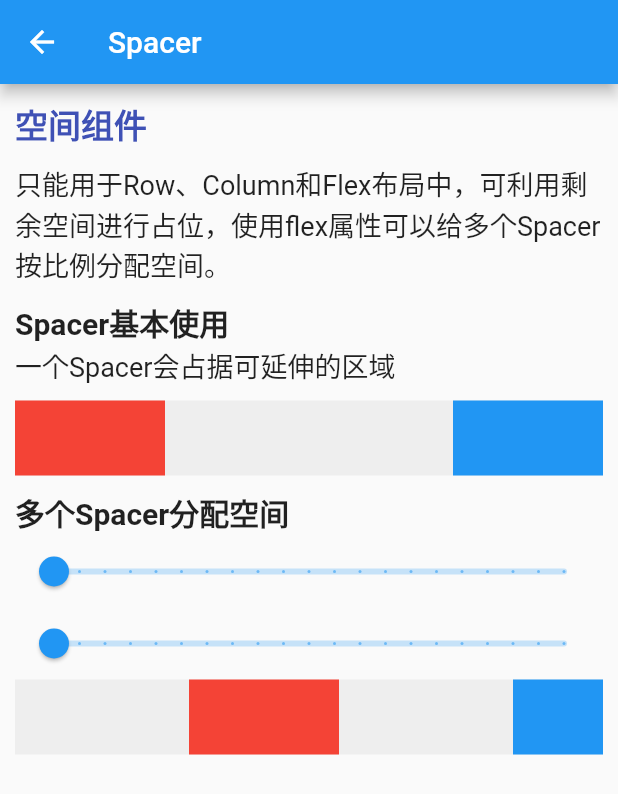
After one commit to PatrickStarM/flutter_learning, a Flutter app: the SpaceWidget screen opened by its route, on a phone screen of 412 x 824 dp. The commit adds this screen. Shown: the top 794 px of the screen. Run offline on Flutter 3.47's test engine with Material 2 defaults, Android fonts, the phone set to English and light mode, and no system bars; our stand-ins replace date_format; network calls fail.

Commit message:
feat: flutter组件学习4

```diff
--- a/flutter_demo/lib/common/data.dart
+++ b/flutter_demo/lib/common/data.dart
@@ -55,8 +55,15 @@ final statelessList = <ContainerInfo>[
       '/useraccountdrawerheader'),
   ContainerInfo('ButtonWidget', '各类Button组件', '/button'),
   ContainerInfo('CardWidget', '卡片组件，基于Material组件实现，用于将单个组件卡片化。', '/card'),
-  ContainerInfo(
-      'VisiblityWidget', '显隐组件，控制一个组件显示或隐藏，可设置隐藏后的占位组件。', '/visiblity'),
+  ContainerInfo('VisiblityWidget', '显隐组件，控制一个组件显示或隐藏，可设置隐藏后的占位组件。', '/visiblity'),
+  ContainerInfo('AboutListTileWidget', '一个点击条目，点击时可以弹出应用相关信息，可指定应用图标、应用名、应用版本号等信息和内部的子组件列表。', '/aboutlisttile'),
+  ContainerInfo('AlertDialogWidget', '一个通用的对话框结构，可指定头、中、尾处的组件。拥有标题、内容的文字样式和边距、影深、形状等属性。', '/alertdialog'),
+  ContainerInfo('CheckboxListTileWidget', 'Flutter提供的一个通用列表条目结构，为左中结构，尾部是一个CheckBox。相应位置可插入组件，可以很方便的应对特定的条目。', '/checkboxlisttile'),
+  ContainerInfo('GridTileWidget', 'Flutter提供的一个通用列表条目结构，可指定头、尾、子组件，常用于网格列表', '/gridtile'),
+  ContainerInfo('ListTileWidget', 'Flutter提供的一个通用列表条目结构，为左中右结构。相应位置可插入组件，可以很方便的应对特定的条目。', '/listtile'),
+  ContainerInfo('RadioListTileWidget', 'Flutter提供的一个通用列表条目结构，为左中结构，尾部是一个Radio，相应位置可插入组件，可以很方便地应对特定的条目', '/radiolisttile'),
+  ContainerInfo('SpaceWidget', '只能用于Row、Column和Flex布局中，可利用剩余空间进行占位，使用flex属性可以给多个Spacer按比例分配空间。', '/space'),
+  ContainerInfo('SwitchListTileWidget', 'Flutter提供的一个通用列表条目结构，为左中结构，尾部是一个Switch，相应位置可插入组件，可以很方便地应对特定的条目', '/switchlisttile'),
 ];
 
 final statefulList = <ContainerInfo>[
--- /dev/null
+++ b/flutter_demo/lib/widget/stateless/space_widget.dart
@@ -0,0 +1,125 @@
+import 'package:flutter/material.dart';
+import 'package:flutter_demo/common/style.dart';
+
+class SpaceWidget extends StatefulWidget {
+  const SpaceWidget({Key? key}) : super(key: key);
+
+  @override
+  State<StatefulWidget> createState() => _SpaceWidgetState();
+}
+
+class _SpaceWidgetState extends State<SpaceWidget> {
+  int _flexA = 1;
+  int _flexB = 1;
+  @override
+  Widget build(BuildContext context) {
+    return Scaffold(
+      appBar: AppBar(
+        title: const Text('Spacer'),
+      ),
+      body: Container(
+        padding: const EdgeInsets.all(10),
+        child: SingleChildScrollView(
+          child: Column(
+            crossAxisAlignment: CrossAxisAlignment.start,
+            children: [
+              const Text(
+                '空间组件',
+                style: titleStyle,
+              ),
+              Container(
+                margin: const EdgeInsets.symmetric(
+                  vertical: 10,
+                ),
+                child: const Text(
+                  '只能用于Row、Column和Flex布局中，可利用剩余空间进行占位，使用flex属性可以给多个Spacer按比例分配空间。',
+                  style: descStyle,
+                ),
+              ),
+              const Text(
+                'Spacer基本使用',
+                style: subTitleStyle,
+              ),
+              const Text(
+                '一个Spacer会占据可延伸的区域',
+                style: descStyle,
+              ),
+              Container(
+                color: Colors.grey.withAlpha(33),
+                margin: const EdgeInsets.symmetric(vertical: 10),
+                child: Row(
+                  children: [
+                    Container(
+                      alignment: Alignment.center,
+                      width: 100,
+                      height: 50,
+                      color: Colors.red,
+                    ),
+                    const Spacer(),
+                    Container(
+                      alignment: Alignment.center,
+                      width: 100,
+                      height: 50,
+                      color: Colors.blue,
+                    )
+                  ],
+                ),
+              ),
+              const Text(
+                '多个Spacer分配空间',
+                style: subTitleStyle,
+              ),
+              _buildSliders(),
+              Container(
+                color: Colors.grey.withAlpha(33),
+                child: Row(
+                  children: [
+                    Spacer(
+                      flex: _flexA,
+                    ),
+                    Container(
+                      alignment: Alignment.center,
+                      width: 100,
+                      height: 50,
+                      color: Colors.red,
+                    ),
+                    Spacer(
+                      flex: _flexB,
+                    ),
+                    Container(
+                      alignment: Alignment.center,
+                      width: 60,
+                      height: 50,
+                      color: Colors.blue,
+                    )
+                  ],
+                ),
+              )
+            ],
+          ),
+        ),
+      ),
+    );
+  }
+
+  Widget _buildSliders() {
+    return Column(
+      children: [
+        Slider(
+            value: _flexA.toDouble(),
+            divisions: 20,
+            min: 1,
+            max: 10,
+            label: "左边flex: $_flexA",
+            onChanged: (v) => setState(() => _flexA = v.round())),
+        Slider(
+            value: _flexB.toDouble(),
+            divisions: 20,
+            min: 1,
+            max: 10,
+            label: "左边flex: $_flexB",
+            onChanged: (v) => setState(() => _flexB = v.round())),
+      ],
+    );
+  }
+}
--- a/flutter_demo/pubspec.yaml
+++ b/flutter_demo/pubspec.yaml
@@ -71,6 +71,10 @@ flutter:
    - images/puff.png
    - images/普罗旺斯薰衣草田.jpg
    - images/莫斯塔尔古桥.jpg
+   - images/dart.webp
+   - images/flutter.webp
+   - images/java.webp
+   - images/kotlin.webp
   #   - images/a_dot_ham.jpeg
 
   # An image asset can refer to one or more resolution-specific "variants", see
```
Also changed, not shown: flutter_demo/lib/common/routes.dart (+17 -2 lines), flutter_demo/lib/widget/stateless/aboutlisttile_widget.dart (added, +56 -0 lines), flutter_demo/lib/widget/stateless/alertdialog_widget.dart (added, +120 -0 lines), flutter_demo/lib/widget/stateless/checkoutlisttile_widget.dart (added, +66 -0 lines), flutter_demo/lib/widget/stateless/gridtile_widget.dart (added, +75 -0 lines), flutter_demo/lib/widget/stateless/listtile_widget.dart (added, +64 -0 lines), flutter_demo/lib/widget/stateless/radiolisttile_widget.dart (added, +87 -0 lines), flutter_demo/lib/widget/stateless/switchlisttile_widget.dart (added, +66 -0 lines), flutter_demo/images/dart.webp (added), flutter_demo/images/flutter.webp (added), flutter_demo/images/java.webp (added), flutter_demo/images/kotlin.webp (added).
